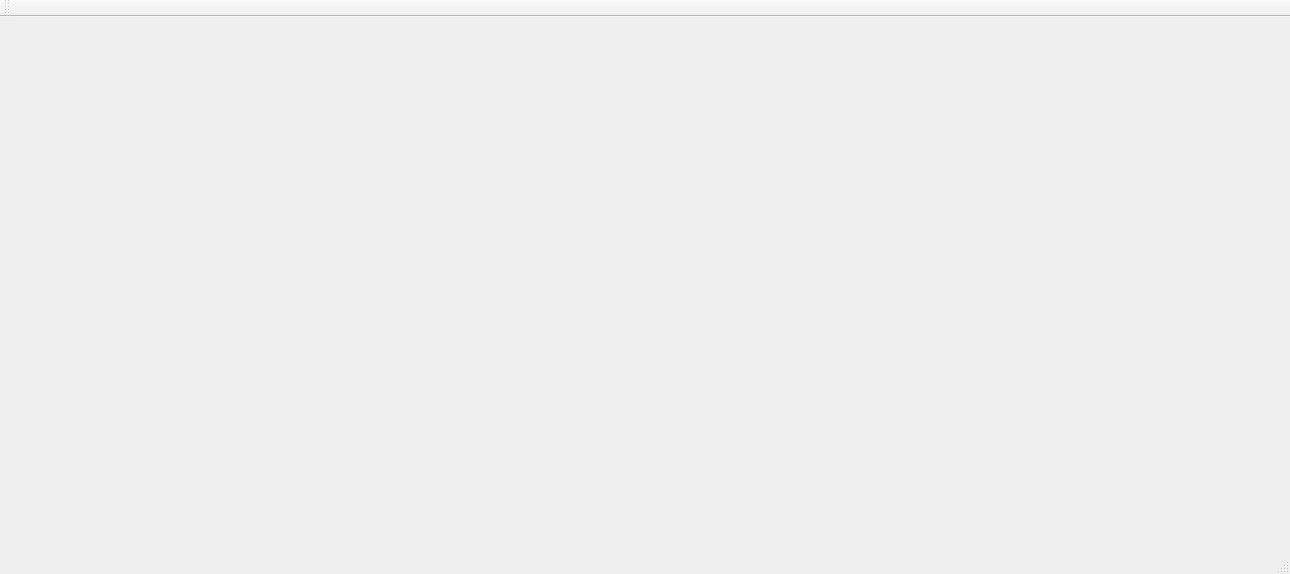
First picture: the form in app/src/mainwindow.ui, repository MansTomb/uamp, before the edit.
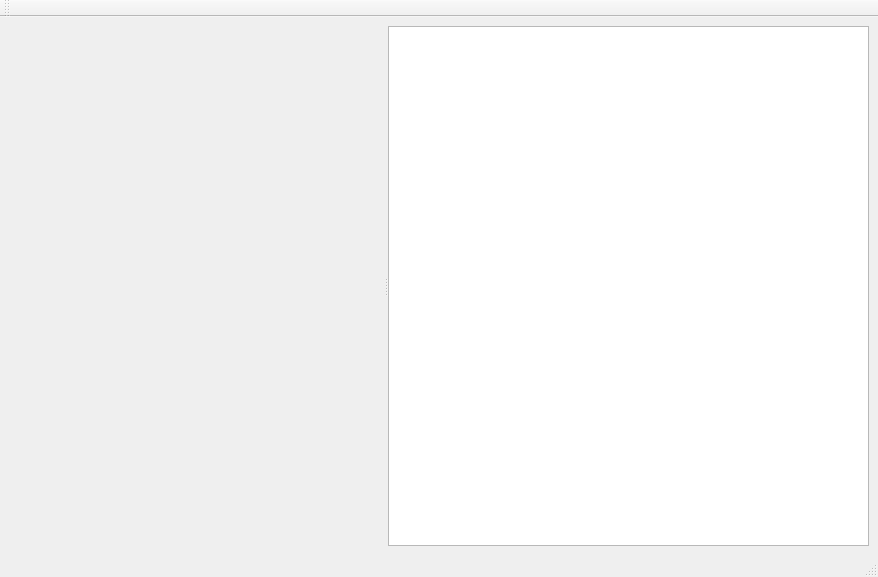
Second picture: the form after the edit. Custom widgets are drawn as their Qt base class.

Commit message: Login window base + mainwindow start

Diff of the .ui file:
```diff
--- a/app/src/mainwindow.ui
+++ b/app/src/mainwindow.ui
@@ -6,14 +6,58 @@
    <rect>
     <x>0</x>
     <y>0</y>
-    <width>1290</width>
-    <height>574</height>
+    <width>878</width>
+    <height>577</height>
    </rect>
   </property>
   <property name="windowTitle">
    <string>MainWindow</string>
   </property>
-  <widget class="QWidget" name="centralwidget"/>
+  <widget class="QWidget" name="centralwidget">
+   <layout class="QGridLayout" name="gridLayout">
+    <item row="0" column="0">
+     <widget class="QSplitter" name="splitter">
+      <property name="sizePolicy">
+       <sizepolicy hsizetype="Preferred" vsizetype="Preferred">
+        <horstretch>0</horstretch>
+        <verstretch>0</verstretch>
+       </sizepolicy>
+      </property>
+      <property name="orientation">
+       <enum>Qt::Horizontal</enum>
+      </property>
+      <property name="opaqueResize">
+       <bool>true</bool>
+      </property>
+      <property name="handleWidth">
+       <number>4</number>
+      </property>
+      <widget class="PlayerView" name="widget" native="true">
+       <property name="sizePolicy">
+        <sizepolicy hsizetype="Expanding" vsizetype="Expanding">
+         <horstretch>2</horstretch>
+         <verstretch>0</verstretch>
+        </sizepolicy>
+       </property>
+       <property name="baseSize">
+        <size>
+         <width>0</width>
+         <height>0</height>
+        </size>
+       </property>
+      </widget>
+      <widget class="PlaylistView" name="listView">
+       <property name="sizePolicy">
+        <sizepolicy hsizetype="Expanding" vsizetype="Expanding">
+         <horstretch>1</horstretch>
+         <verstretch>0</verstretch>
+        </sizepolicy>
+       </property>
+      </widget>
+     </widget>
+    </item>
+   </layout>
+  </widget>
   <widget class="QMenuBar" name="menubar">
    <property name="geometry">
     <rect>
@@ -37,6 +81,19 @@
    </attribute>
   </widget>
  </widget>
+ <customwidgets>
+  <customwidget>
+   <class>PlayerView</class>
+   <extends>QWidget</extends>
+   <header>playerview.h</header>
+   <container>1</container>
+  </customwidget>
+  <customwidget>
+   <class>PlaylistView</class>
+   <extends>QListView</extends>
+   <header>playlistview.h</header>
+  </customwidget>
+ </customwidgets>
  <resources/>
  <connections/>
  <slots>
```
Left out of the diff: 2 changed lines with no effect on the pictures. The commit also changes 6 other files.
